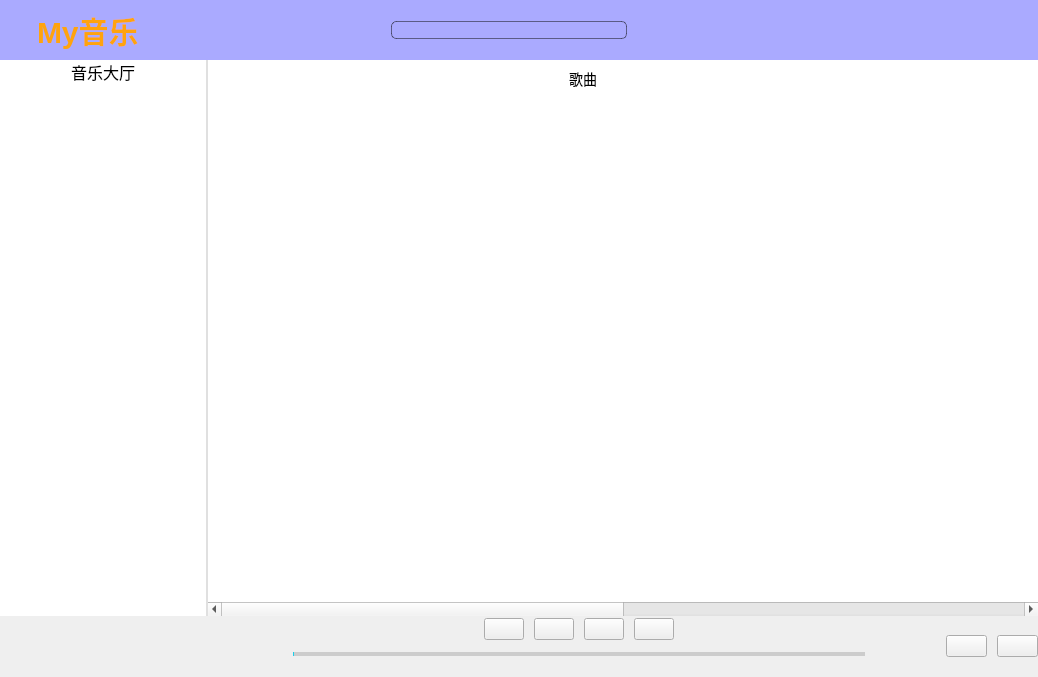
qunigouming/MyMusic, file Client/mainwindow.ui: the form before one commit.
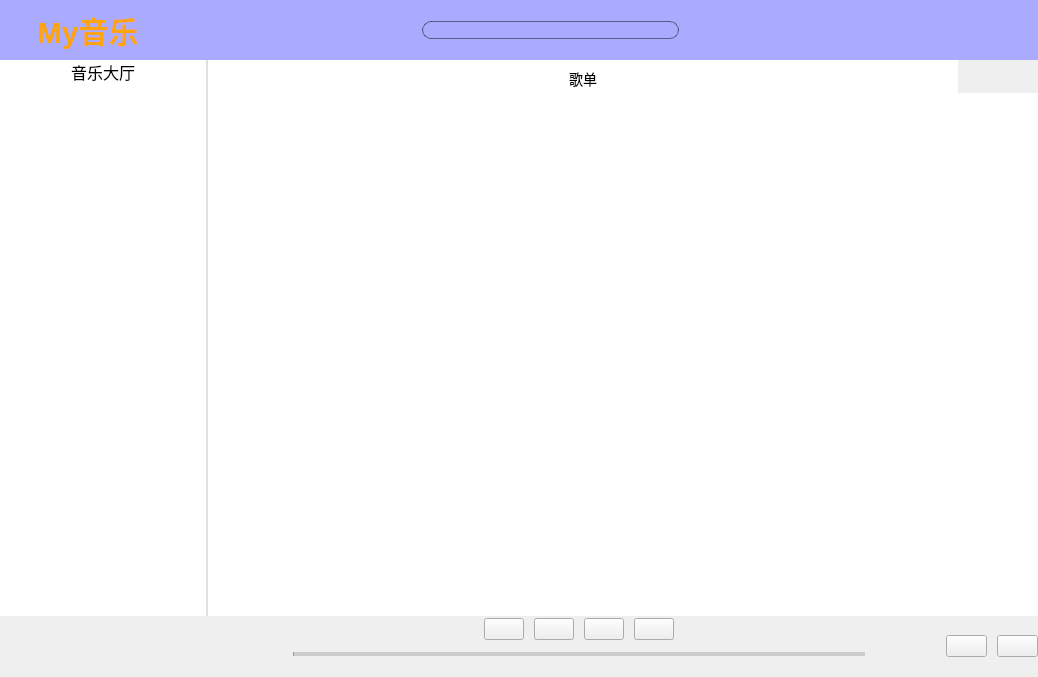
The form after the commit. Icons and pictures are not drawn.

Commit message: 再次优化ui

```diff
--- a/Client/mainwindow.ui
+++ b/Client/mainwindow.ui
@@ -133,8 +133,14 @@
             <enum>Qt::DefaultContextMenu</enum>
            </property>
            <property name="styleSheet">
-            <string notr="true">border: 1px solid rgba(12, 12, 12, 0.5);
-border-radius: 5px;</string>
+            <string notr="true">QLineEdit {
+	border: 1px solid rgba(12, 12, 12, 0.5);
+	border-radius: 9px;
+}
+
+QLineEdit::hover {
+	border: 1px solid rgb(79, 79, 79);
+}</string>
            </property>
            <property name="maxLength">
             <number>30</number>
@@ -201,9 +207,36 @@
          </item>
          <item>
           <widget class="QWidget" name="widget_11" native="true">
+           <property name="maximumSize">
+            <size>
+             <width>16777215</width>
+             <height>16777215</height>
+            </size>
+           </property>
            <layout class="QHBoxLayout" name="horizontalLayout_9">
+            <property name="spacing">
+             <number>0</number>
+            </property>
+            <property name="leftMargin">
+             <number>0</number>
+            </property>
+            <property name="topMargin">
+             <number>0</number>
+            </property>
+            <property name="rightMargin">
+             <number>0</number>
+            </property>
+            <property name="bottomMargin">
+             <number>0</number>
+            </property>
             <item>
              <widget class="QPushButton" name="pushButton">
+              <property name="minimumSize">
+               <size>
+                <width>30</width>
+                <height>45</height>
+               </size>
+              </property>
               <property name="toolTip">
                <string>换色</string>
               </property>
@@ -211,6 +244,10 @@
                <string notr="true">QPushButton {
 	qproperty-icon: url(:/Skin.png);
 	border-style: hidden;
+}
+
+QPushButton::hover {
+	background-color: rgb(183, 221, 255);
 }</string>
               </property>
               <property name="text">
@@ -220,6 +257,12 @@
             </item>
             <item>
              <widget class="QPushButton" name="SetBtn">
+              <property name="minimumSize">
+               <size>
+                <width>30</width>
+                <height>45</height>
+               </size>
+              </property>
               <property name="toolTip">
                <string>设置</string>
               </property>
@@ -228,6 +271,10 @@
 	qproperty-icon: url(:/Set.png);
 	border-style: hidden;
 }
+
+QPushButton::hover {
+	background-color: rgb(183, 221, 255);
+}
 </string>
               </property>
               <property name="text">
@@ -253,9 +300,36 @@
          </item>
          <item>
           <widget class="QWidget" name="widget_7" native="true">
+           <property name="maximumSize">
+            <size>
+             <width>60</width>
+             <height>60</height>
+            </size>
+           </property>
            <layout class="QHBoxLayout" name="horizontalLayout_8">
+            <property name="spacing">
+             <number>0</number>
+            </property>
+            <property name="leftMargin">
+             <number>0</number>
+            </property>
+            <property name="topMargin">
+             <number>0</number>
+            </property>
+            <property name="rightMargin">
+             <number>0</number>
+            </property>
+            <property name="bottomMargin">
+             <number>0</number>
+            </property>
             <item>
              <widget class="QPushButton" name="MinWindowBtn">
+              <property name="minimumSize">
+               <size>
+                <width>30</width>
+                <height>45</height>
+               </size>
+              </property>
               <property name="toolTip">
                <string>最小化</string>
               </property>
@@ -263,6 +337,10 @@
                <string notr="true">QPushButton {
 	qproperty-icon: url(:/MinWin.png);
 	border-style: hidden;
+}
+
+QPushButton::hover {
+	background-color: rgb(183, 221, 255);
 }</string>
               </property>
               <property name="text">
@@ -272,6 +350,12 @@
             </item>
             <item>
              <widget class="QPushButton" name="ClearWindowBtn">
+              <property name="minimumSize">
+               <size>
+                <width>30</width>
+                <height>45</height>
+               </size>
+              </property>
               <property name="toolTip">
                <string>关闭</string>
               </property>
@@ -279,6 +363,10 @@
                <string notr="true">QPushButton {
 	qproperty-icon: url(:/Clear.png);
 	border-style: hidden;
+}
+
+QPushButton::hover {
+	background-color: rgb(183, 221, 255);
 }</string>
               </property>
               <property name="text">
@@ -391,7 +479,7 @@
                 <number>0</number>
                </property>
                <property name="columnCount">
-                <number>2</number>
+                <number>1</number>
                </property>
                <attribute name="horizontalHeaderDefaultSectionSize">
                 <number>750</number>
@@ -410,7 +498,7 @@
                </attribute>
                <column>
                 <property name="text">
-                 <string>歌曲</string>
+                 <string>歌单</string>
                 </property>
                 <property name="font">
                  <font>
@@ -423,7 +511,6 @@
                  <set>AlignCenter</set>
                 </property>
                </column>
-               <column/>
               </widget>
              </item>
             </layout>
```
Left out of the diff: 3 changed lines with no effect on the pictures. The commit also changes 2 other files.
